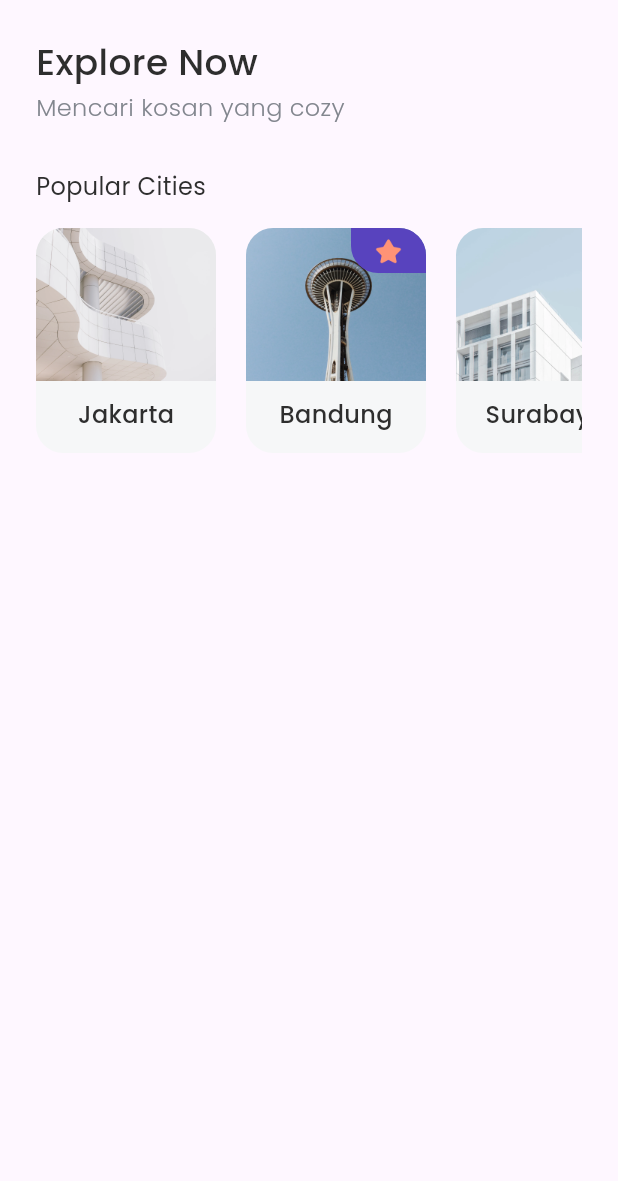
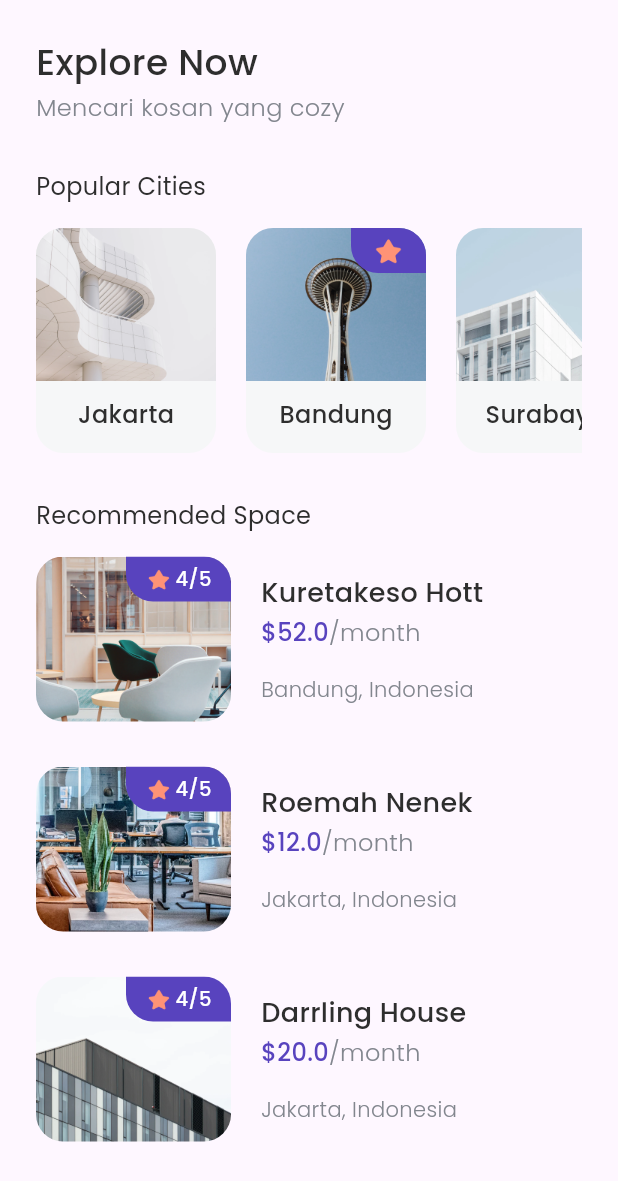
Before and after one commit to dayeeen/cozy-kosan, a Flutter app: the HomePage screen opened directly, on a phone screen of 412 x 824 dp. Shown: the top 1181 px of the screen. Run offline on Flutter 3.47's test engine with Material 3 defaults, Android fonts, the phone set to English and light mode, and no system bars; our stand-ins replace google_fonts.

Commit message:
add Space model and SpaceCard widget for displaying space details in HomePage

```diff
--- /dev/null
+++ b/lib/models/space.dart
@@ -0,0 +1,19 @@
+class Space {
+  int id;
+  String name;
+  String imageUrl;
+  String city;
+  String country;
+  double price;
+  int rating;
+
+  Space({
+    required this.id,
+    required this.name,
+    required this.imageUrl,
+    required this.city,
+    required this.country,
+    required this.price,
+    required this.rating,
+  });
+}
--- a/lib/pages/home_page.dart
+++ b/lib/pages/home_page.dart
@@ -1,5 +1,7 @@
+import 'package:bwa_cozy/models/space.dart';
 import 'package:bwa_cozy/theme.dart';
 import 'package:bwa_cozy/widgets/city_card.dart';
+import 'package:bwa_cozy/widgets/space_card.dart';
 import 'package:flutter/material.dart';
 
 import '../models/city.dart';
@@ -11,12 +13,14 @@ class HomePage extends StatelessWidget {
   Widget build(BuildContext context) {
     return Scaffold(
       body: SafeArea(
+        bottom: false,
         child: Padding(
           padding: EdgeInsets.all(
              edge,
           ),
           child: ListView(
             children: [
+              // Header
               Text(
                 'Explore Now',
                 style: blackTextStyle.copyWith(
@@ -37,6 +41,7 @@ class HomePage extends StatelessWidget {
                 )
               ),
               SizedBox(height: 16),
+              // List of Cities
               Container(
                 height: 150,
                 child: ListView(
@@ -69,7 +74,54 @@ class HomePage extends StatelessWidget {
                     SizedBox(width: 20),
                   ],
                 ),
-              )
+              ),
+              SizedBox(height: 30),
+              Text('Recommended Space',
+                style: regularTextStyle.copyWith(
+                  fontSize: 16,
+                )
+              ),
+              SizedBox(height: 16),
+              // List of Space
+              Column(
+                children: [
+                  SpaceCard(
+                    space: Space(
+                      id: 1,
+                      name: 'Kuretakeso Hott',
+                      imageUrl: 'assets/space1.png',
+                      city: 'Bandung',
+                      country: 'Indonesia',
+                      price: 52,
+                      rating: 4,
+                    ),
+                  ),
+                  SizedBox(height: 30),
+                  SpaceCard(
+                    space: Space(
+                      id: 2,
+                      name: 'Roemah Nenek',
+                      imageUrl: 'assets/space2.png',
+                      city: 'Jakarta',
+                      country: 'Indonesia',
+                      price: 12,
+                      rating: 4,
+                    ),
+                  ),
+                  SizedBox(height: 30),
+                  SpaceCard(
+                    space: Space(
+                      id: 3,
+                      name: 'Darrling House',
+                      imageUrl: 'assets/space3.png',
+                      city: 'Jakarta',
+                      country: 'Indonesia',
+                      price: 20,
+                      rating: 4,
+                    ),
+                  ),
+                ],
+              ),
             ],
           ),
         ),
--- /dev/null
+++ b/lib/widgets/space_card.dart
@@ -0,0 +1,97 @@
+import 'package:bwa_cozy/models/space.dart';
+import 'package:bwa_cozy/theme.dart';
+import 'package:flutter/material.dart';
+
+class SpaceCard extends StatelessWidget {
+  final Space space;
+
+  const SpaceCard({super.key, required this.space});
+
+  @override
+  Widget build(BuildContext context) {
+    return Row(
+      children: [
+        ClipRRect(
+          borderRadius: BorderRadius.circular(18),
+          child: Container(
+            width: 130,
+            height: 110,
+            child: Stack(
+              children: [
+                Image.asset(
+                  space.imageUrl,
+                  width: 130,
+                  height: 110,
+                  fit: BoxFit.cover,
+                ),
+                Align(
+                  alignment: Alignment.topRight,
+                  child: Container(
+                    width: 70,
+                    height: 30,
+                    decoration: BoxDecoration(
+                      color: purpleColor,
+                      borderRadius: BorderRadius.only(
+                        bottomLeft: Radius.circular(18),
+                      ),
+                    ),
+                    child: Row(
+                      mainAxisAlignment: MainAxisAlignment.center,
+                      crossAxisAlignment: CrossAxisAlignment.center,
+                      children: [
+                        Image.asset(
+                          'assets/icon_star.png',
+                          width: 18,
+                          height: 18,
+                        ),
+                        SizedBox(width: 2),
+                        Text('${space.rating}/5',
+                        style: whiteTextStyle.copyWith(
+                          fontSize: 13,
+                          ),
+                        ),
+                      ],
+                    ),
+                  ),
+                ),
+              ],
+            ),
+          ),
+        ),
+        SizedBox(width: 20),
+        Column(
+          crossAxisAlignment: CrossAxisAlignment.start,
+          children: [
+            Text(
+              space.name,
+              style: blackTextStyle.copyWith(
+                fontSize: 18,
+              ),
+            ),
+            SizedBox(height: 2),
+            Text.rich(
+              TextSpan(text: '\$${space.price}',
+              style: purpleTextStyle.copyWith(
+                fontSize: 16,
+              ),
+              children: [
+                TextSpan(
+                  text: '/month',
+                  style: greyTextStyle.copyWith(
+                    fontSize: 16,
+                  ),
+                ),
+              ])
+            ),
+            SizedBox(height: 16),
+            Text(
+              '${space.city}, ${space.country}',
+              style: greyTextStyle.copyWith(
+              ),
+            ),
+          ],
+        ),
+      ],
+    );
+  }
+}
```
